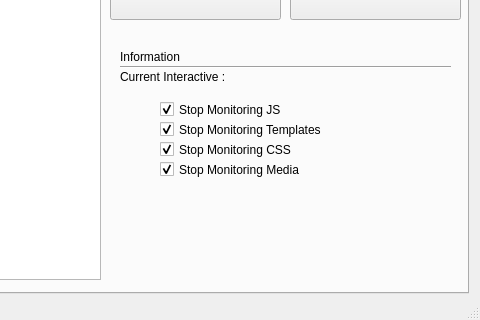
vihangpatel/WatchDog2, file mainwindow.ui: the form before one commit; both pictures show x 312 to 792 and y 173 to 493 of the 792 by 493 pixel window.
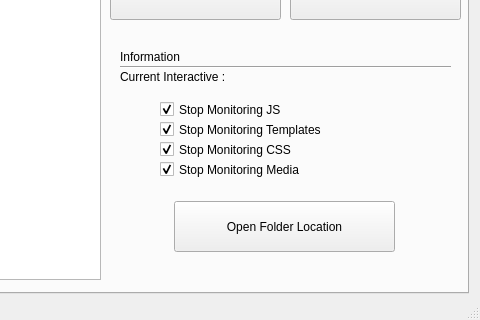
The form after the commit. The open tabs and pages were chosen to show the change. Icons and pictures are not drawn.

Commit message:
Link minification buttons with the actual command.
Provide method for the compilation of all the available templates in the folder.

The edit to the form file:
```diff
--- a/mainwindow.ui
+++ b/mainwindow.ui
@@ -270,6 +270,19 @@
        <bool>true</bool>
       </property>
      </widget>
+     <widget class="QPushButton" name="openIntrFolderBtn">
+      <property name="geometry">
+       <rect>
+        <x>474</x>
+        <y>302</y>
+        <width>221</width>
+        <height>51</height>
+       </rect>
+      </property>
+      <property name="text">
+       <string>Open Folder Location</string>
+      </property>
+     </widget>
     </widget>
     <widget class="QWidget" name="tab_2">
      <attribute name="icon">
```
Left out of the diff: 2 changed lines with no effect on the pictures. The commit also changes 4 other files.
